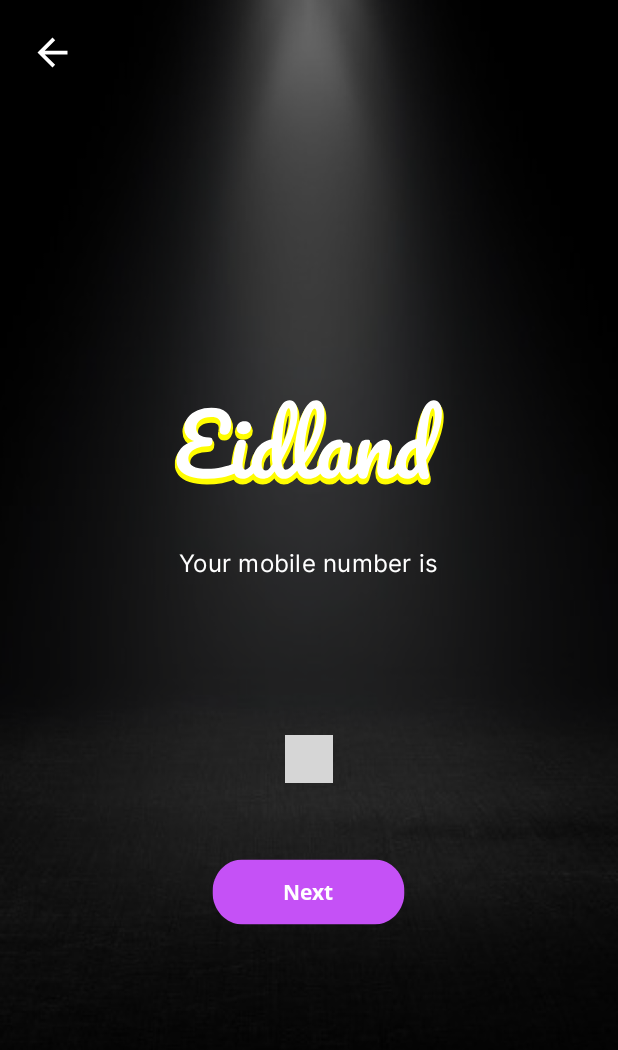
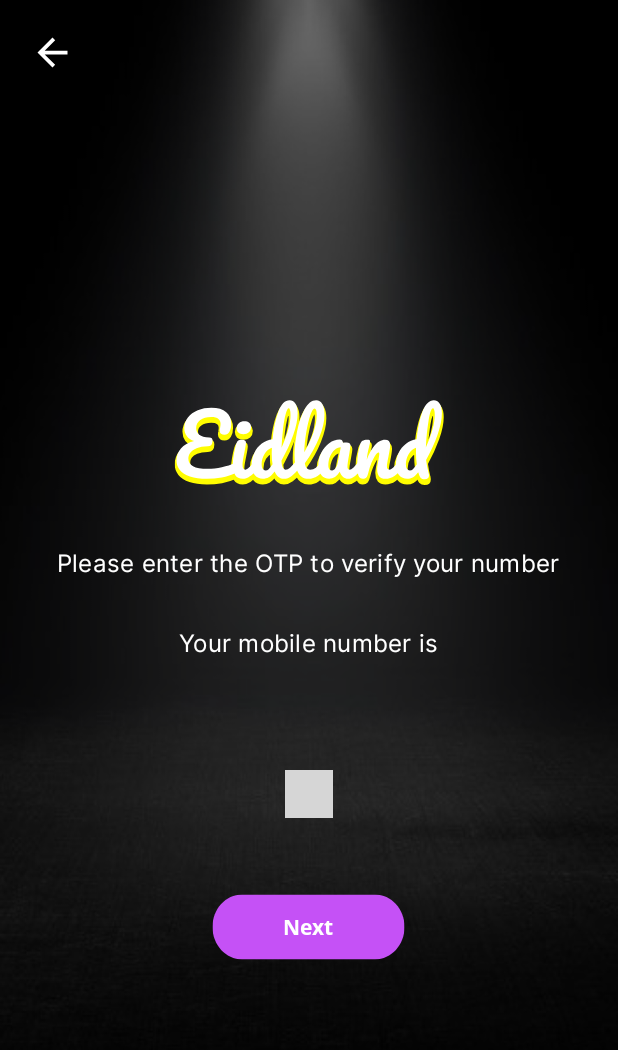
Before and after one commit to tahmid1234/Eidlandv2, an Android app: the VerifyotpActivity screen opened directly, with no data from a screen before it, on a phone screen of 412 x 824 dp. Shown: the top 1050 px of the screen. Run offline under Robolectric (Android 15) with nearby library versions, the phone set to English and light mode, and no system bars; our stand-ins replace Firebase (no records; nobody signed in at launch, a user with empty details on screens opened directly); libraries missing offline, so code that uses them is left out: com.chaos.view, io.agora.rtc; plain views replace PinView; Roboto replaces fonts that are not available here; 1 statement that could not run was skipped; grey boxes are pictures that could not be loaded.

Commit message:
added numbertitle

```diff
--- a/app/src/main/res/layout/activity_verify_o_t_p.xml
+++ b/app/src/main/res/layout/activity_verify_o_t_p.xml
@@ -66,9 +66,25 @@
         android:autoSizeMaxTextSize="16sp"
         android:fontFamily="@font/interregular"
 
+        android:text="Please enter the OTP to verify your number"
+        android:textAlignment="center"
+        android:textColor="@color/white"
+        android:textSize="16sp" />
+    <TextView
+        android:id="@+id/numbertitle"
+        android:layout_width="202dp"
+        android:layout_height="wrap_content"
+
+        android:layout_gravity="center_horizontal|center_vertical"
+
+        android:autoSizeMaxTextSize="16sp"
+        android:fontFamily="@font/interregular"
+        android:gravity="center_horizontal|center_vertical"
+        android:letterSpacing="0.01"
+        android:lines="1"
         android:text="Your mobile number is"
         android:textAlignment="center"
-        android:textColor="@color/white"
+        android:textColor="#FFFFFF"
         android:textSize="16sp" />
     <TextView
         android:id="@+id/setphonenumber"
--- a/app/src/main/res/values-hdpi/strings_config.xml
+++ b/app/src/main/res/values-hdpi/strings_config.xml
@@ -7,5 +7,5 @@
     <!-- For formal released project, please use Dynamic Key
         http://docs.agora.io/en/user_guide/Component_and_Others/Dynamic_Key_User_Guide.html -->
     <string name="private_app_id">c0909d46fc014793b620f23cef6cddd8</string>
-
+    <string name="mobile_number">Your mobile number is %n %1$s </string>
 </resources>
```
